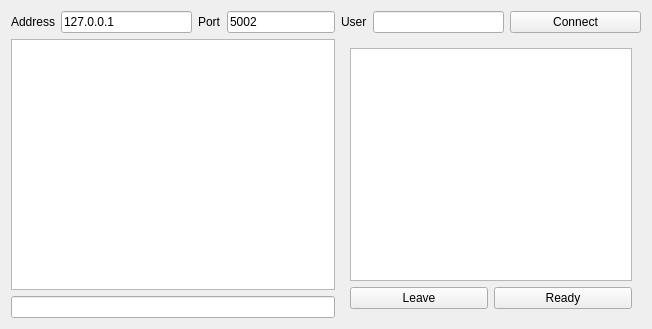
Old version of the form launcher/lobby/lobby_moc.ui in the repository vcmi/vcmi.
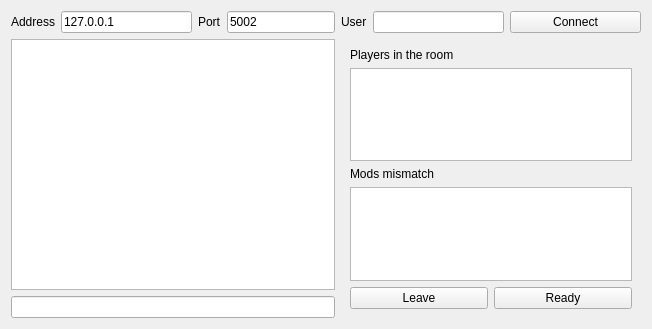
New version of the form. The open tabs and pages were chosen to show the change.

Commit message: Support mod list

Diff of the .ui file:
```diff
--- a/launcher/lobby/lobby_moc.ui
+++ b/launcher/lobby/lobby_moc.ui
@@ -148,14 +148,34 @@
      </widget>
      <widget class="QWidget" name="roomPage">
       <layout class="QGridLayout" name="gridLayout_3">
-       <item row="1" column="0">
+       <item row="4" column="0">
         <widget class="QPushButton" name="buttonLeave">
          <property name="text">
           <string>Leave</string>
          </property>
         </widget>
        </item>
-       <item row="1" column="1">
+       <item row="3" column="0" colspan="2">
+        <widget class="QListWidget" name="modsList">
+         <property name="editTriggers">
+          <set>QAbstractItemView::NoEditTriggers</set>
+         </property>
+         <property name="selectionMode">
+          <enum>QAbstractItemView::NoSelection</enum>
+         </property>
+        </widget>
+       </item>
+       <item row="1" column="0" colspan="2">
+        <widget class="QListWidget" name="playersList">
+         <property name="editTriggers">
+          <set>QAbstractItemView::NoEditTriggers</set>
+         </property>
+         <property name="selectionMode">
+          <enum>QAbstractItemView::NoSelection</enum>
+         </property>
+        </widget>
+       </item>
+       <item row="4" column="1">
         <widget class="QPushButton" name="buttonReady">
          <property name="text">
           <string>Ready</string>
@@ -163,7 +183,18 @@
         </widget>
        </item>
        <item row="0" column="0" colspan="2">
-        <widget class="QPlainTextEdit" name="roomChat"/>
+        <widget class="QLabel" name="label_3">
+         <property name="text">
+          <string>Players in the room</string>
+         </property>
+        </widget>
+       </item>
+       <item row="2" column="0">
+        <widget class="QLabel" name="label_5">
+         <property name="text">
+          <string>Mods mismatch</string>
+         </property>
+        </widget>
        </item>
       </layout>
      </widget>
```
The commit also changes 8 other files.
